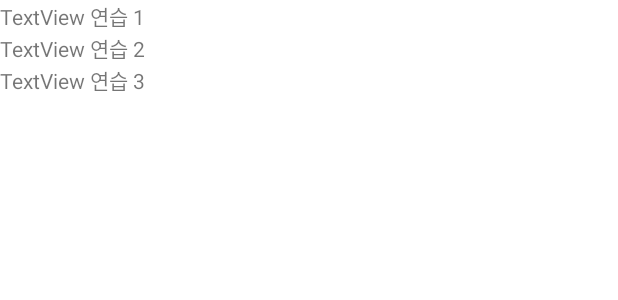
After one commit to won-hyw/Chapter4_Ex2, an Android app: the layout ex4_17.xml on its own in the app's theme, with its tools: preview values and no code run, on a phone screen of 412 x 824 dp. The commit adds this screen. Shown: the top 300 px of the screen. Run offline under Robolectric (Android 15) with nearby library versions, the phone set to English and light mode, and no system bars.

Commit message:
예제 4-17 연습

```diff
--- /dev/null
+++ b/app/src/main/res/layout/ex4_17.xml
@@ -0,0 +1,24 @@
+<?xml version="1.0" encoding="utf-8"?>
+<LinearLayout xmlns:android="http://schemas.android.com/apk/res/android"
+    android:orientation="vertical"
+    android:layout_width="match_parent"
+    android:layout_height="match_parent">
+
+    <TextView
+        android:id="@+id/text1"
+        android:layout_width="match_parent"
+        android:layout_height="wrap_content"
+        android:text="@string/te1"/>
+
+    <TextView
+        android:id="@+id/text2"
+        android:layout_width="match_parent"
+        android:layout_height="wrap_content"
+        android:text="@string/te2"/>
+
+    <TextView
+        android:id="@+id/text3"
+        android:layout_width="match_parent"
+        android:layout_height="wrap_content"
+        android:text="@string/te3"/>
+</LinearLayout>
--- a/app/src/main/res/values/strings.xml
+++ b/app/src/main/res/values/strings.xml
@@ -12,4 +12,7 @@
     <string name="t3">textStyle 속성</string>
     <string name="t4">typeface 속성</string>
     <string name="t5">singleLine 속성 singleLine 속성 singleLine 속성 singleLine 속성 singleLine 속성 singleLine 속성 singleLine 속성 singleLine 속성 singleLine 속성</string>
+    <string name="te1">TextView 연습 1</string>
+    <string name="te2">TextView 연습 2</string>
+    <string name="te3">TextView 연습 3</string>
 </resources>
```
